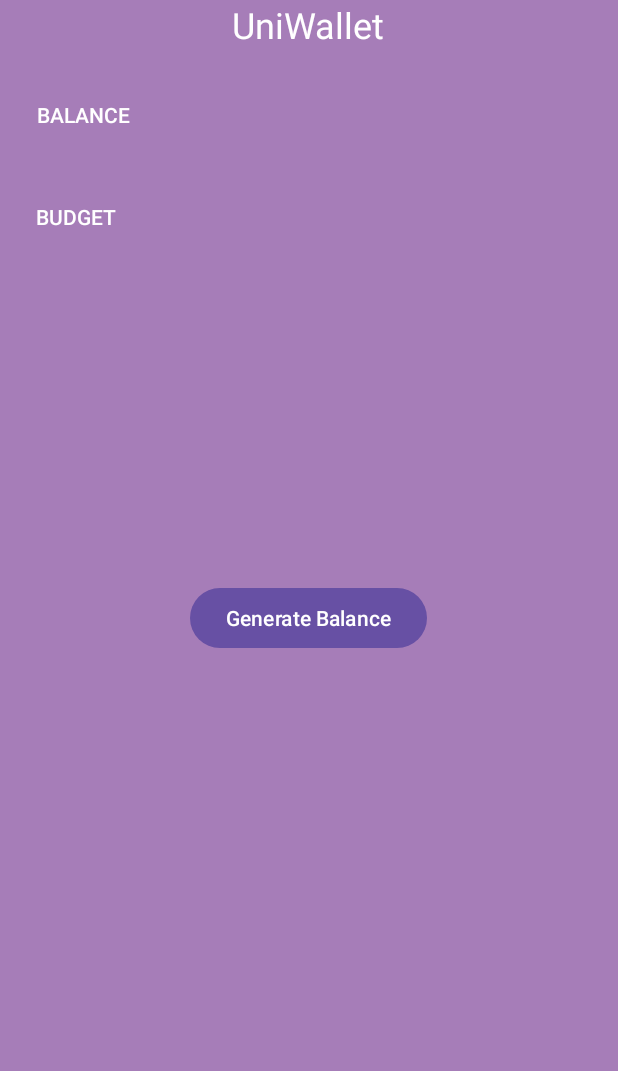
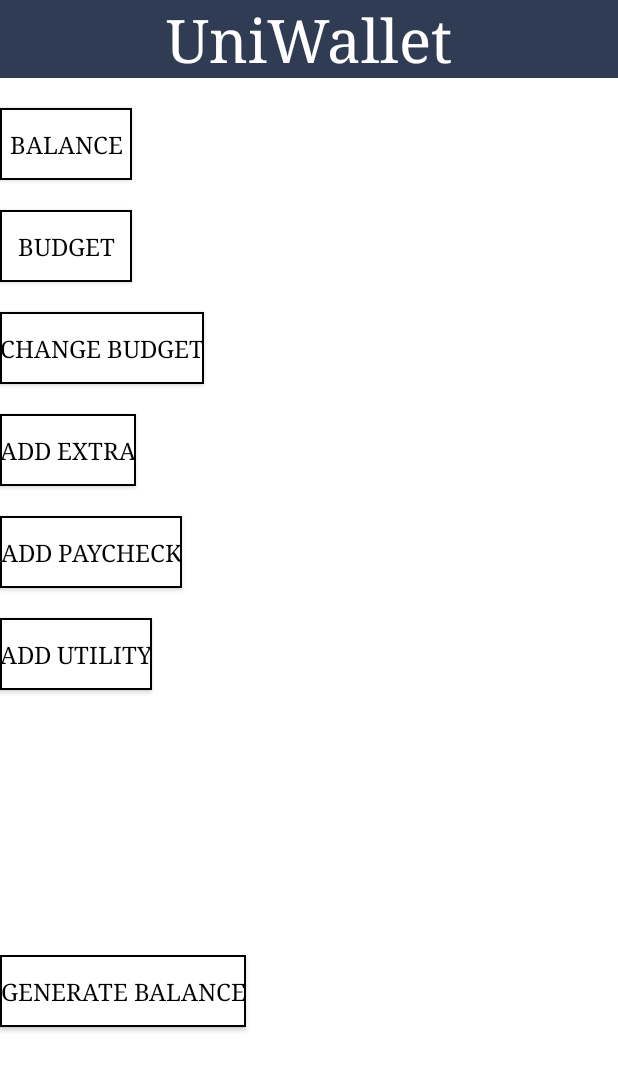
Before and after one commit to UTSA-CS-3443/UniWallet, an Android app: the layout activity_expenses.xml on its own in the app's theme, with its tools: preview values and no code run, on a phone screen of 412 x 824 dp. Shown: the top 1071 px of the screen. Run offline under Robolectric (Android 15) with nearby library versions, the phone set to English and light mode, and no system bars.

Commit message:
Edited expenses xml for reference. Add second custom button.

```diff
--- /dev/null
+++ b/app/src/main/res/drawable/custom_button_2.xml
@@ -0,0 +1,12 @@
+<?xml version="1.0" encoding="utf-8"?>
+<shape
+    xmlns:android="http://schemas.android.com/apk/res/android"
+    android:shape="rectangle" >
+    <stroke
+        android:color="@color/black"
+        android:width="1dp"/>
+    <corners
+        android:radius="0dp"/>
+    <solid
+        android:color="@color/white"/>
+</shape>
--- a/app/src/main/res/layout/activity_expenses.xml
+++ b/app/src/main/res/layout/activity_expenses.xml
@@ -2,42 +2,93 @@
 <RelativeLayout xmlns:android="http://schemas.android.com/apk/res/android"
     android:layout_width="match_parent"
     android:layout_height="match_parent"
-    android:background="#A67DB8">
+    android:background="#ffffff">
 
     <TextView
-        android:id="@+id/tvUniWallet"
-        android:layout_width="wrap_content"
+        android:id="@+id/header_title"
+        android:layout_width="match_parent"
         android:layout_height="wrap_content"
+        android:background="@color/colorTitleHeader"
         android:text="UniWallet"
-        android:textSize="24sp"
-        android:textColor="#FFFFFF"
-        android:layout_centerHorizontal="true"/>
+        android:textAlignment="center"
+        android:textColor="@color/white"
+        android:textSize="40sp"
+        android:typeface="serif" />
 
-    <Button
+    <androidx.appcompat.widget.AppCompatButton
         android:id="@+id/balanceButton"
         android:layout_width="wrap_content"
         android:layout_height="wrap_content"
         android:text="Balance"
-        style="?android:borderlessButtonStyle"
-        android:layout_below="@id/tvUniWallet"
+        android:textColor="@color/black"
+        style="@style/ButtonStyle2"
+        android:layout_below="@id/header_title"
         android:layout_marginTop="20dp"/>
 
-    <Button
+    <androidx.appcompat.widget.AppCompatButton
         android:id="@+id/budgetButton"
         android:layout_width="wrap_content"
         android:layout_height="wrap_content"
+        android:textColor="@color/black"
         android:text="Budget"
-        style="?android:borderlessButtonStyle"
+        style="@style/ButtonStyle2"
         android:layout_below="@id/balanceButton"
         android:layout_marginTop="20dp"/>
 
-    <!-- Repeat similar elements for other buttons -->
-
-    <Button
-        android:id="@+id/generateBalanceButton"
+    <androidx.appcompat.widget.AppCompatButton
+        android:id="@+id/change_budgetButton"
         android:layout_width="wrap_content"
         android:layout_height="wrap_content"
+        android:textColor="@color/black"
+        android:text="Change Budget"
+        style="@style/ButtonStyle2"
+        android:layout_below="@id/budgetButton"
+        android:layout_marginTop="20dp"/>
+
+    <androidx.appcompat.widget.AppCompatButton
+        android:id="@+id/add_extra_button"
+        android:layout_width="wrap_content"
+        android:layout_height="wrap_content"
+        android:textColor="@color/black"
+        android:text="Add Extra"
+        style="@style/ButtonStyle2"
+        android:layout_below="@id/change_budgetButton"
+        android:layout_marginTop="20dp"/>
+
+    <androidx.appcompat.widget.AppCompatButton
+        android:id="@+id/add_paycheck_button"
+        android:layout_width="wrap_content"
+        android:layout_height="wrap_content"
+        android:textColor="@color/black"
+        android:text="Add Paycheck"
+        style="@style/ButtonStyle2"
+        android:layout_below="@id/add_extra_button"
+        android:layout_marginTop="20dp"/>
+
+    <androidx.appcompat.widget.AppCompatButton
+        android:id="@+id/utility_cost_button"
+        android:layout_width="wrap_content"
+        android:layout_height="wrap_content"
+        android:textColor="@color/black"
+        android:text="add utility"
+        style="@style/ButtonStyle2"
+        android:layout_below="@id/add_paycheck_button"
+        android:layout_marginTop="20dp"/>
+
+   <ScrollView
+       android:id="@+id/quick_add_scroll"
+       android:layout_width="wrap_content"
+       android:layout_height="wrap_content"
+       />
+
+    <!-- Repeat similar elements for other buttons -->
+    <androidx.appcompat.widget.AppCompatButton
+        android:id="@+id/generateBalanceButton"
+        style="@style/ButtonStyle2"
+        android:layout_width="wrap_content"
+        android:layout_height="wrap_content"
+        android:layout_alignParentBottom="true"
+        android:layout_marginBottom="139dp"
         android:text="Generate Balance"
-        android:style="?attr/buttonBarButtonStyle"
-        android:layout_centerInParent="true"/>
+        android:textColor="@color/black" />
 </RelativeLayout>
--- a/app/src/main/res/layout/activity_settings.xml
+++ b/app/src/main/res/layout/activity_settings.xml
@@ -1,4 +1,4 @@
-<?xml version="1.0" encoding="utf-8"?>
+
 <RelativeLayout xmlns:android="http://schemas.android.com/apk/res/android"
     android:layout_width="match_parent"
     android:layout_height="match_parent"
--- a/app/src/main/res/values/styles.xml
+++ b/app/src/main/res/values/styles.xml
@@ -7,4 +7,11 @@
         <item name="android:textSize">18sp</item>
         <item name="android:textAllCaps">true</item>
     </style>
+    <style name="ButtonStyle2" parent="Theme.AppCompat.Light.NoActionBar">
+        <item name="android:background">@drawable/custom_button_2</item>
+        <item name="android:textColor">@color/white</item>
+        <item name="android:typeface">serif</item>
+        <item name="android:textSize">16sp</item>
+        <item name="android:textAllCaps">true</item>
+    </style>
 </resources>
```
